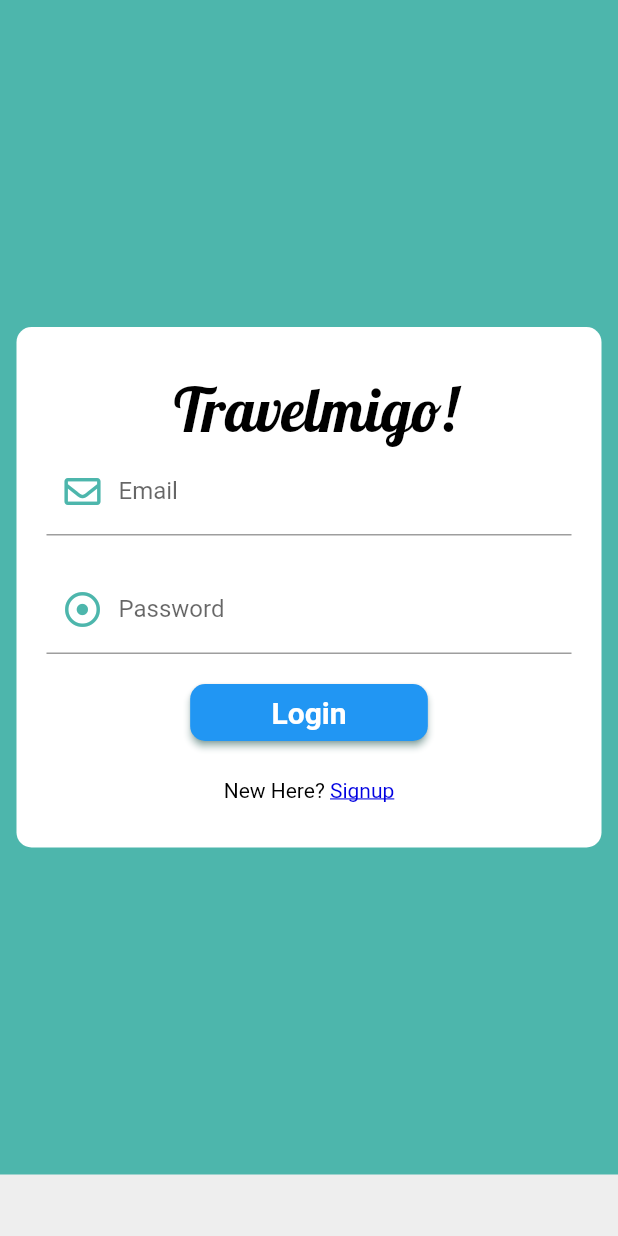
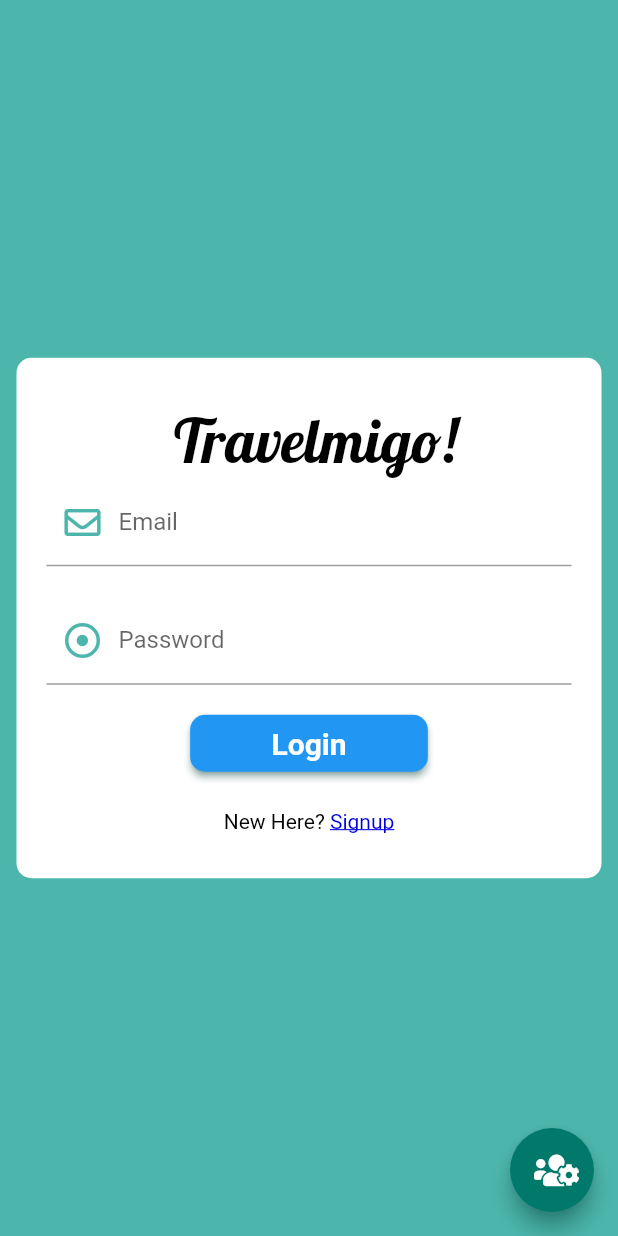
Before and after one commit to binayakbishnu/Travelmigo_App, a Flutter app: the screen it shows after launch, on a phone screen of 412 x 824 dp. Run offline on Flutter 3.47's test engine with Material 2 defaults, Android fonts, the phone set to English and light mode, and no system bars; our stand-ins replace firebase_auth, firebase_core, flutter_spinkit, font_awesome_flutter; accounts and stored records are empty.

Commit message:
post review

```diff
--- a/lib/screens/authenticate/log_in.dart
+++ b/lib/screens/authenticate/log_in.dart
@@ -1,4 +1,6 @@
 import 'package:flutter/material.dart';
+import 'package:font_awesome_flutter/font_awesome_flutter.dart';
+import 'package:travelmigo_2021/screens/authenticate/admin_login.dart';
 import 'package:travelmigo_2021/screens/authenticate/login_form.dart';
 import 'package:travelmigo_2021/screens/authenticate/logsign_text.dart';
 
@@ -21,11 +23,14 @@ class _LogInState extends State<LogIn> {
       // resizeToAvoidBottomInset: false,
       //? ^Prevent shrinking due to keyboard but elements below keyboard inaccesible when keyboard present
       //? solved by using singlechildscrollview and adjusting height of container to fill total height
-      body: SingleChildScrollView(
+      body: Builder(builder: (context) {
+        return SingleChildScrollView(
           // physics: NeverScrollableScrollPhysics(),
           child: SafeArea(
             child: Container(
-            height: MediaQuery.of(context).size.height - 41.0,
+              // height: MediaQuery.of(context).size.height - 41.0,
+              height: MediaQuery.of(context).size.height -
+                  Scaffold.of(context).appBarMaxHeight,
               decoration: BoxDecoration(
                 color: Theme.of(context).primaryColor,
               ),
@@ -62,6 +67,20 @@ class _LogInState extends State<LogIn> {
               ),
             ),
           ),
+        );
+      }),
+      floatingActionButton: FloatingActionButton(
+        onPressed: () {
+          print('Toggle Admin Login');
+          Navigator.push(
+            context,
+            MaterialPageRoute(builder: (context) => AdminLogIn()),
+          );
+        },
+        // child: Text('Hello'),
+        child: Icon(
+          FontAwesomeIcons.usersCog,
+        ),
       ),
     );
   }
--- a/lib/screens/authenticate/login_form.dart
+++ b/lib/screens/authenticate/login_form.dart
@@ -22,9 +22,10 @@ class _LogInFormState extends State<LogInForm> {
 
   @override
   Widget build(BuildContext context) {
-    return loading
-        ? LoadingScreen()
-        : Column(
+    // return loading
+    //     ? LoadingScreen()
+    //     : Column(
+    return Column(
       children: <Widget>[
         //! Email
         Padding(
@@ -113,8 +114,7 @@ class _LogInFormState extends State<LogInForm> {
               setState(() {
                 loading = true;
               });
-                    bool shouldNavigate =
-                        await logIn(_email.text, _password.text);
+              bool shouldNavigate = await logIn(_email.text, _password.text);
               if (shouldNavigate) {
                 print('Success');
                 Navigator.push(
@@ -122,9 +122,9 @@ class _LogInFormState extends State<LogInForm> {
                   MaterialPageRoute(builder: (context) => NavBase()),
                 );
               } else {
-                      setState(() {
-                        loading = false;
-                      });
+                // setState(() {
+                //   loading = false;
+                // });
                 print('Wrong credentials');
               }
             },
--- a/lib/screens/authenticate/sign_up.dart
+++ b/lib/screens/authenticate/sign_up.dart
@@ -11,6 +11,7 @@ class SignUp extends StatefulWidget {
 class _SignUpState extends State<SignUp> {
   @override
   Widget build(BuildContext context) {
+    return Builder(builder: (context) {
       return Scaffold(
         //! no appbar
         appBar: PreferredSize(
@@ -22,7 +23,9 @@ class _SignUpState extends State<SignUp> {
         body: SingleChildScrollView(
           child: SafeArea(
             child: Container(
-            height: MediaQuery.of(context).size.height - 41.0,
+              // height: MediaQuery.of(context).size.height - 41.0,
+              height: MediaQuery.of(context).size.height -
+                  Scaffold.of(context).appBarMaxHeight,
               decoration: BoxDecoration(
                 color: Theme.of(context).primaryColor,
               ),
@@ -58,5 +61,6 @@ class _SignUpState extends State<SignUp> {
           ),
         ),
       );
+    });
   }
 }
--- a/lib/screens/profile/profile.dart
+++ b/lib/screens/profile/profile.dart
@@ -214,6 +214,7 @@ class _ProfileState extends State<Profile> {
                               // text: 'bishnu.binayak12@gmail.com',
                               //! email from firebase
                               text: userID(),
+                              // text: 'abcd',
                               style: TextStyle(
                                 fontSize: 15.0,
                                 fontWeight: FontWeight.bold,
--- a/lib/screens/wrapper.dart
+++ b/lib/screens/wrapper.dart
@@ -12,6 +12,5 @@ class Wrapper extends StatelessWidget {
     //// return Home();
     //? Now going to home == going to NavigationWid
     // return NavBase();
-    // return AllPlaces();
   }
 }
```
Also changed, not shown: lib/screens/authenticate/admin_login.dart (added, +49 -0 lines), lib/screens/authenticate/signup_form.dart (+12 -12 lines), lib/sub_screens/PlacesScroll.dart (+27 -13 lines), lib/sub_screens/ThrillsScroll.dart (+25 -12 lines). Lines whose indentation alone changed are shown as unchanged.
